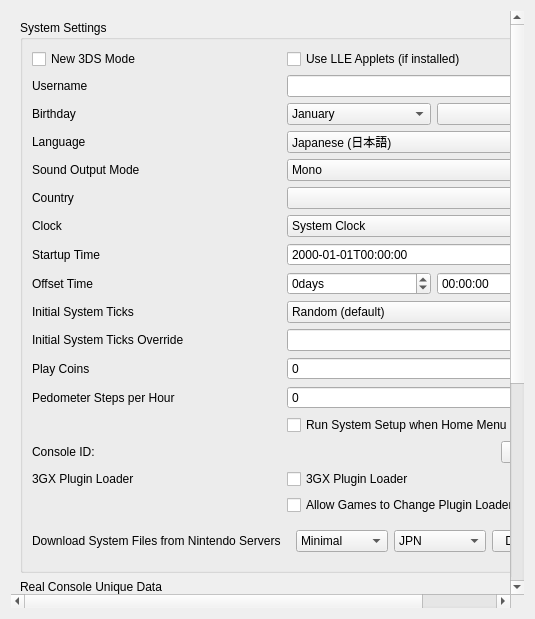
The window that src/borked3ds_qt/configuration/configure_system.ui (rtiangha/Borked3DS) describes before a commit, drawn with Qt 5.
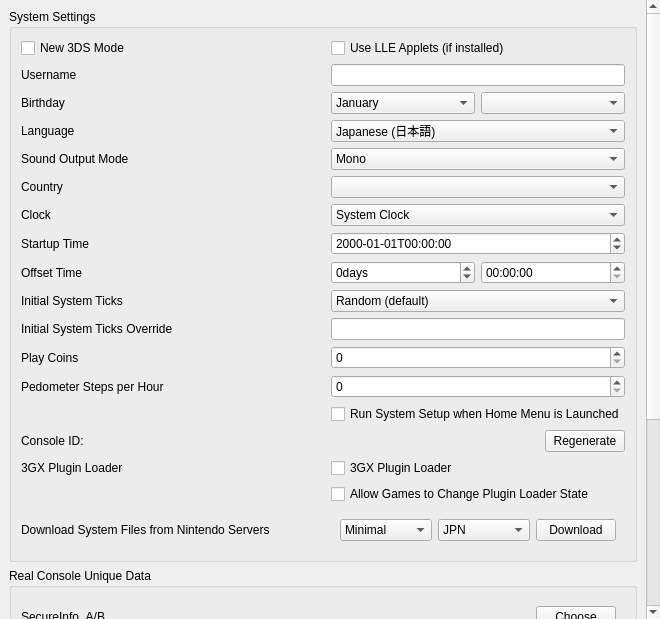
The same window after the commit.

Commit message: qt: Fixed Configure window being too horizontally small to fit System settings tab

Patch:
```diff
--- a/src/borked3ds_qt/configuration/configure_system.ui
+++ b/src/borked3ds_qt/configuration/configure_system.ui
@@ -6,7 +6,7 @@
    <rect>
     <x>0</x>
     <y>0</y>
-    <width>535</width>
+    <width>653</width>
     <height>619</height>
    </rect>
   </property>
@@ -14,11 +14,26 @@
    <string>Form</string>
   </property>
   <layout class="QVBoxLayout" name="verticalLayout_scrollbar">
+   <property name="spacing">
+    <number>0</number>
+   </property>
+   <property name="leftMargin">
+    <number>0</number>
+   </property>
+   <property name="topMargin">
+    <number>0</number>
+   </property>
+   <property name="rightMargin">
+    <number>0</number>
+   </property>
+   <property name="bottomMargin">
+    <number>0</number>
+   </property>
    <item>
     <widget class="QScrollArea" name="scrollArea">
      <property name="minimumSize">
       <size>
-       <width>0</width>
+       <width>660</width>
        <height>480</height>
       </size>
      </property>
```
